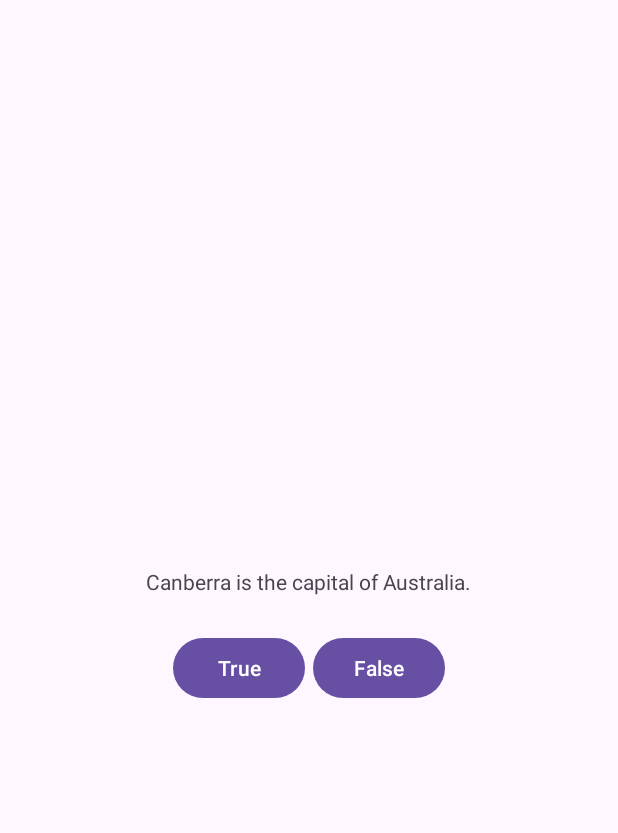
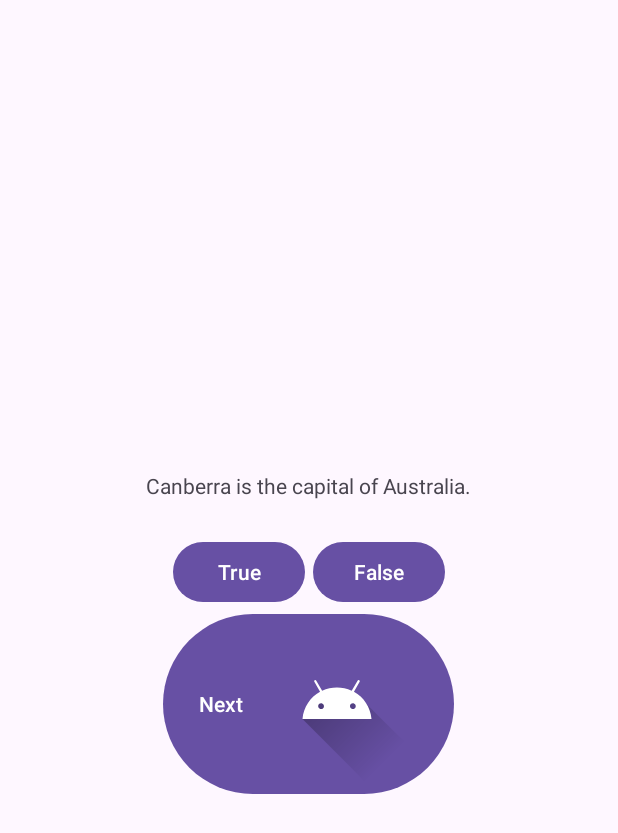
Before and after one commit to TranTanDat1162/MobileDeviceProgramming-205051051-Lab5, an Android app: the screen it shows after launch (MainActivity), after a tap on "True", on a phone screen of 412 x 824 dp. Shown: the top 833 px of the screen. Run offline under Robolectric (Android 15) with nearby library versions, the phone set to English and light mode, and no system bars.

Commit message:
First Commit for Android Lab 05

```diff
--- a/app/src/main/java/com/example/lab5/MainActivity.java
+++ b/app/src/main/java/com/example/lab5/MainActivity.java
@@ -5,23 +5,41 @@ import androidx.appcompat.app.AppCompatActivity;
 import android.os.Bundle;
 import android.view.View;
 import android.widget.Button;
+import android.widget.TextView;
 import android.widget.Toast;
 
 public class MainActivity extends AppCompatActivity {
     private Button mTrueButton;
     private Button mFalseButton;
 
+    private Button mNextButton;
+    private TextView mQuestionTextView;
+    private Question[] mQuestionBank = new Question[] {
+            new Question(R.string.question_australia, true),
+            new Question(R.string.question_oceans, true),
+            new Question(R.string.question_mideast, false),
+            new Question(R.string.question_africa, false),
+            new Question(R.string.question_americas, true),
+            new Question(R.string.question_asia, true),
+    };
+    private int mCurrentIndex = 0;
+
     @Override
     protected void onCreate(Bundle savedInstanceState) {
         super.onCreate(savedInstanceState);
         setContentView(R.layout.activity_main);
 
+        mQuestionTextView = (TextView) findViewById(R.id.question_text_view);
+        // int question = mQuestionBank[mCurrentIndex].getTextResId();
+        //mQuestionTextView.setText(question);
+
         mTrueButton = (Button) findViewById(R.id.true_button);
         mTrueButton.setOnClickListener(new View.OnClickListener() {
             @Override
             public void onClick(View view) {
-                Toast.makeText(MainActivity.this, R.string.correct_toast,
-                        Toast.LENGTH_SHORT).show();
+                //Toast.makeText(MainActivity.this, R.string.correct_toast,
+                        //Toast.LENGTH_SHORT).show();
+                checkAnswer(true);
             }
         });
 
@@ -29,9 +47,37 @@ public class MainActivity extends AppCompatActivity {
         mFalseButton.setOnClickListener(new View.OnClickListener() {
             @Override
             public void onClick(View view) {
-                Toast.makeText(MainActivity.this, R.string.incorrect_toast,
-                        Toast.LENGTH_SHORT).show();
+//                Toast.makeText(MainActivity.this, R.string.incorrect_toast,
+//                        Toast.LENGTH_SHORT).show();
+                checkAnswer(false);
             }
         });
+
+        mNextButton = (Button) findViewById(R.id.next_button);
+        mNextButton.setOnClickListener(new View.OnClickListener() {
+            @Override
+            public void onClick(View v) {
+                mCurrentIndex = (mCurrentIndex + 1) % mQuestionBank.length;
+                updateQuestion();
+            }
+        });
+        updateQuestion();
+    }
+
+    private void updateQuestion() {
+        int question = mQuestionBank[mCurrentIndex].getTextResId();
+        mQuestionTextView.setText(question);
+    }
+
+    private void checkAnswer(boolean userPressedTrue) {
+        boolean answerIsTrue = mQuestionBank[mCurrentIndex].isAnswerTrue();
+        int messageResId = 0;
+        if (userPressedTrue == answerIsTrue) {
+            messageResId = R.string.correct_toast;
+        } else {
+            messageResId = R.string.incorrect_toast;
+        }
+        Toast.makeText(this, messageResId, Toast.LENGTH_SHORT)
+                .show();
     }
 }
--- /dev/null
+++ b/app/src/main/java/com/example/lab5/Question.java
@@ -0,0 +1,26 @@
+package com.example.lab5;
+
+public class Question {
+    private int mTextResId;
+    private boolean mAnswerTrue;
+    public Question(int textResId, boolean answerTrue) {
+        mTextResId = textResId;
+        mAnswerTrue = answerTrue;
+    }
+
+    public int getTextResId() {
+        return mTextResId;
+    }
+
+    public void setTextResId(int textResId) {
+        mTextResId = textResId;
+    }
+
+    public boolean isAnswerTrue() {
+        return mAnswerTrue;
+    }
+
+    public void setAnswerTrue(boolean answerTrue) {
+        mAnswerTrue = answerTrue;
+    }
+}
--- a/app/src/main/res/layout/activity_main.xml
+++ b/app/src/main/res/layout/activity_main.xml
@@ -8,13 +8,14 @@
     android:orientation="vertical"
     tools:context=".MainActivity">
     <TextView
+        android:id="@+id/question_text_view"
         android:layout_width="wrap_content"
         android:layout_height="wrap_content"
-        android:padding="24dp"
-        android:text="@string/question_text" />
+        android:padding="24dp" />
     <LinearLayout
         android:layout_width="wrap_content"
         android:layout_height="wrap_content"
+
         android:orientation="horizontal" >
         <Button
             android:id="@+id/true_button"
@@ -28,4 +29,11 @@
             android:layout_marginLeft="5dp"
             android:text="@string/false_button" />
     </LinearLayout>
+    <Button
+        android:id="@+id/next_button"
+        android:layout_width="wrap_content"
+        android:layout_height="wrap_content"
+        android:text="@string/next_button"
+        android:drawableRight="@drawable/ic_launcher_foreground"
+        android:drawablePadding="4dp"/>
 </LinearLayout>
--- a/app/src/main/res/values/strings.xml
+++ b/app/src/main/res/values/strings.xml
@@ -1,8 +1,14 @@
 <resources>
     <string name="app_name">Lab5</string>
-    <string name="question_text">Canberra is the capital of Australia.</string>
+    <string name="question_australia">Canberra is the capital of Australia.</string>
     <string name="true_button">True</string>
     <string name="false_button">False</string>
+    <string name="next_button">Next</string>
     <string name="correct_toast">Correct!</string>
     <string name="incorrect_toast">Incorrect!</string>
+    <string name="question_oceans">The Pacific Ocean is larger than the Atlantic Ocean.</string>
+    <string name="question_mideast">The Suez Canal connects the Red Sea and the Indian Ocean.</string>
+    <string name="question_africa">The source of the Nile River is in Egypt.</string>
+    <string name="question_americas">The Amazon River is the longest river in the Americas.</string>
+    <string name="question_asia">Lake Baikal is the world\'s oldest and deepest freshwater lake.</string>
 </resources>
```
